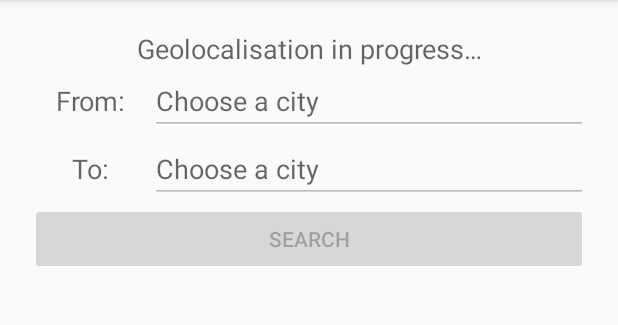
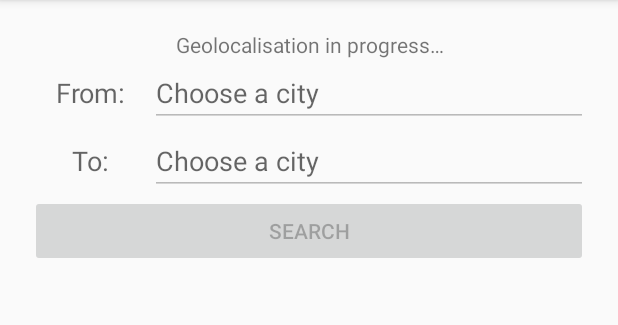
Before and after one commit to busbud/coding-challenge-native-a, an Android app: the BBSearchFragment screen opened directly, with no data from a screen before it, on a phone screen of 412 x 824 dp, the part 84-409 px from its top. Run offline under Robolectric (Android 15) with nearby library versions, the phone set to English and light mode, and no system bars.

Commit message:
[BusBud] Minor changes + captures

```diff
--- a/app/src/main/res/layout/search_layout.xml
+++ b/app/src/main/res/layout/search_layout.xml
@@ -14,7 +14,7 @@
             android:visibility="invisible"
             android:layout_width="match_parent"
             android:layout_height="wrap_content"
-            android:textAppearance="?android:attr/textAppearanceMedium"
+            android:textAppearance="?android:attr/textAppearanceSmall"
             android:id="@+id/state"
             android:gravity="center"/>
 
```
Also changed, not shown: 3 other files.
